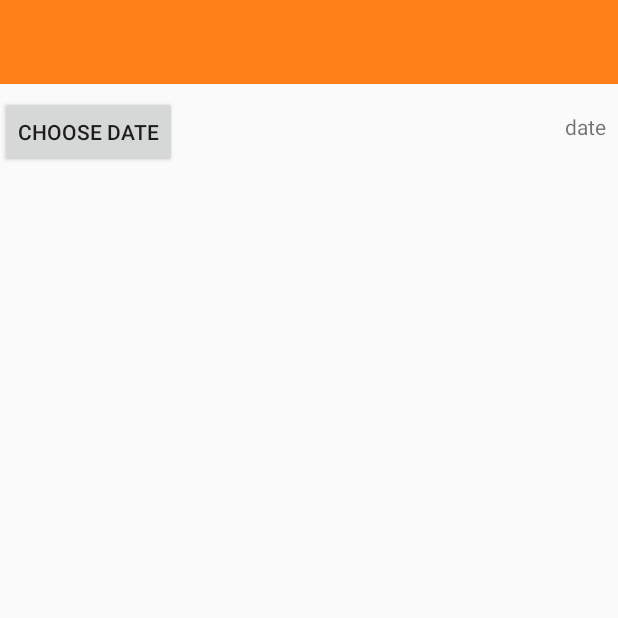
After one commit to kokss3/BeeHiveScale, an Android app: the UnitActivity screen opened directly, with no data from a screen before it, on a phone screen of 412 x 824 dp, the top half of it. The commit adds this screen. Run offline under Robolectric (Android 15) with nearby library versions, the phone set to English and light mode, and no system bars; 1 statement that could not run was skipped.

Commit message:
-created Activity for displaying dweet timeline -removed some junk

```diff
--- a/app/src/main/AndroidManifest.xml
+++ b/app/src/main/AndroidManifest.xml
@@ -26,6 +26,10 @@
                 <category android:name="android.intent.category.LAUNCHER" />
             </intent-filter>
         </activity>
+
+        <activity android:name=".UnitActivity">
+
+        </activity>
         <service
             android:name=".NetGetterService"
             android:enabled="true" />
--- a/app/src/main/java/com/example/koks/beehivescale/LayoutAdapter.java
+++ b/app/src/main/java/com/example/koks/beehivescale/Adapters/LayoutAdapter.java
@@ -1,4 +1,4 @@
-package com.example.koks.beehivescale;
+package com.example.koks.beehivescale.Adapters;
 
 import android.app.Activity;
 import android.content.Context;
@@ -14,6 +14,7 @@ import java.util.List;
 
 import android.graphics.Color;
 
+import com.example.koks.beehivescale.R;
 import com.example.koks.beehivescale.base.Thing;
 
 import static android.view.View.inflate;
@@ -66,7 +67,9 @@ public class LayoutAdapter extends BaseAdapter {
         //set unitID to textView
         if (beeInfoList.get(position).getAvatar() != null)
             UnitID.setText(beeInfoList.get(position).getAvatar());
+
         else UnitID.setText(beeInfoList.get(position).getUnitName());
+
         MassValue.setText(String.valueOf(beeInfoList.get(position).getMass()));
 
         double number = beeInfoList.get(position).getVoltage() / 255;
--- /dev/null
+++ b/app/src/main/java/com/example/koks/beehivescale/UnitActivity.java
@@ -0,0 +1,64 @@
+package com.example.koks.beehivescale;
+
+import android.os.Bundle;
+import android.support.v7.app.AppCompatActivity;
+import android.widget.Button;
+import android.widget.ListView;
+import android.widget.TextView;
+
+import com.example.koks.beehivescale.Adapters.ThingsAdapter;
+import com.example.koks.beehivescale.base.Dweet;
+import com.example.koks.beehivescale.base.DweetDatabase;
+
+import java.text.SimpleDateFormat;
+import java.util.ArrayList;
+import java.util.Date;
+import java.util.List;
+import java.util.Locale;
+
+public class UnitActivity extends AppCompatActivity {
+
+    DweetDatabase database;
+    Button datePicker;
+    boolean emptyPicker;
+    ListView thingList;
+    TextView unitAvatar, chosenDate;
+    List<Dweet> dweetsForDay;
+    List<Date> datesForDay;
+    String unitName;
+
+    @Override
+    protected void onCreate(Bundle savedInstanceState) {
+
+        super.onCreate(savedInstanceState);
+        setContentView(R.layout.unit_activity);
+        emptyPicker = false;
+        database = new DweetDatabase(this);
+        unitName = getIntent().getExtras().getString("unitName");
+        dweetsForDay = new ArrayList<>();
+
+        unitAvatar = findViewById(R.id.unitName);
+        chosenDate = findViewById(R.id.chosenDate);
+        thingList = findViewById(R.id.list_things);
+        datePicker = findViewById(R.id.pickDate);
+        unitAvatar.setText(unitName);
+
+        datePicker.setOnClickListener(v ->
+                getAdapter(database.getLastDweet().getUnitDate())
+        );
+    }
+
+    private void getAdapter(Date datePicked) {
+        SimpleDateFormat sdf = new SimpleDateFormat("dd.MM.yyyy", Locale.ENGLISH);
+        chosenDate.setText(sdf.format(datePicked));
+
+        datesForDay = database.getDates(
+                database.getSpecificDayBefore(datePicked, 1), datePicked);
+
+        for (Date date : datesForDay) dweetsForDay.add(database.getDweet(date));
+
+        System.out.println(datePicked);
+        ThingsAdapter thingAdapter = new ThingsAdapter(this, dweetsForDay, unitName);
+        thingList.setAdapter(thingAdapter);
+    }
+}
--- /dev/null
+++ b/app/src/main/java/com/example/koks/beehivescale/base/interfaces/database.java
@@ -0,0 +1,57 @@
+package com.example.koks.beehivescale.base.interfaces;
+
+import android.database.sqlite.SQLiteConstraintException;
+
+import com.example.koks.beehivescale.base.Dweet;
+import com.example.koks.beehivescale.base.Thing;
+
+import java.util.Date;
+import java.util.List;
+
+public interface database {
+
+    int VERSION = 1;
+
+    String DATABASE_NAME = "DweetDB.db";
+
+    String NAME_DWEET = "name_dweet";
+    String NAME_THING = "name_thing";
+
+    String DWEET_TABLE = "dweet_table";
+    String DWEET_UNIT_ID = "id";
+    String DWEET_DATE = "date";
+
+    String THING_TABLE = "thing_table";
+    String THING_UNIT_ID = "id";
+    String THING_UNIT_NAME = "unit_id";
+    String THING_MASS = "mass";
+    String THING_VOLTAGE = "voltage";
+
+    String AVATAR_TABLE = "avatar_table";
+    String AVATAR_UNIT_ID = "unit_id";
+    String AVATAR_AVATAR = "avatar";
+
+    Dweet getDweet(Date date) throws IllegalStateException, NullPointerException;
+
+    Dweet getLastDweet();
+
+    String getCredentials();
+
+    Integer getId(Date date) throws IllegalArgumentException, NullPointerException;
+
+    void insertThing(Dweet dweet, int id) throws SQLiteConstraintException;
+
+    void insertDweet(Dweet dweet);
+
+    void insertAvatar(Thing thing);
+
+    void insertCredentials(String name);
+
+    void deleteAvatar(Thing thing);
+
+    List<Date> getDates(Date dateBegin, Date dateEnd);
+
+    Date getSpecificDayBefore(Date startDate, int daysBefore);
+
+    Boolean checkIfDateExist(Date testDate);
+}
--- /dev/null
+++ b/app/src/main/res/layout/date_picker_dialog.xml
@@ -0,0 +1,6 @@
+<?xml version="1.0" encoding="utf-8"?>
+<android.support.constraint.ConstraintLayout xmlns:android="http://schemas.android.com/apk/res/android"
+    android:layout_width="match_parent"
+    android:layout_height="match_parent">
+
+</android.support.constraint.ConstraintLayout>
--- /dev/null
+++ b/app/src/main/res/layout/unit_activity.xml
@@ -0,0 +1,62 @@
+<?xml version="1.0" encoding="utf-8"?>
+<android.support.constraint.ConstraintLayout xmlns:android="http://schemas.android.com/apk/res/android"
+    xmlns:app="http://schemas.android.com/apk/res-auto"
+    xmlns:tools="http://schemas.android.com/tools"
+    android:layout_width="match_parent"
+    android:layout_height="match_parent">
+
+    <android.support.v7.widget.Toolbar
+        android:id="@+id/my_toolbar"
+        android:layout_width="match_parent"
+        android:layout_height="wrap_content"
+        android:background="@color/colorPrimary"
+        android:theme="@style/ThemeOverlay.AppCompat.ActionBar"
+        app:layout_constraintTop_toTopOf="parent"
+        app:titleTextColor="#ffffff"
+        tools:layout_editor_absoluteX="0dp" />
+
+    <ListView
+        android:id="@+id/list_things"
+        android:layout_width="wrap_content"
+        android:layout_height="wrap_content"
+        app:layout_constraintBottom_toBottomOf="parent"
+        app:layout_constraintEnd_toEndOf="parent"
+        app:layout_constraintHorizontal_bias="0.0"
+        app:layout_constraintStart_toStartOf="parent"
+        app:layout_constraintTop_toBottomOf="@+id/pickDate"
+        app:layout_constraintVertical_bias="0.0"></ListView>
+
+    <Button
+        android:id="@+id/pickDate"
+        android:layout_width="wrap_content"
+        android:layout_height="wrap_content"
+        android:layout_marginTop="8dp"
+        android:layout_marginEnd="8dp"
+        android:text="@string/choose_date"
+        app:layout_constraintStart_toStartOf="@+id/my_toolbar"
+        app:layout_constraintTop_toBottomOf="@+id/my_toolbar" />
+
+    <TextView
+        android:id="@+id/unitName"
+        android:layout_width="wrap_content"
+        android:layout_height="wrap_content"
+        android:layout_marginStart="8dp"
+        android:layout_marginEnd="16dp"
+        android:text="@string/unit"
+        app:layout_constraintBottom_toBottomOf="@+id/my_toolbar"
+        app:layout_constraintStart_toStartOf="@+id/my_toolbar"
+        app:layout_constraintTop_toTopOf="@+id/my_toolbar" />
+
+    <TextView
+        android:id="@+id/chosenDate"
+        android:layout_width="wrap_content"
+        android:layout_height="wrap_content"
+        android:layout_marginTop="8dp"
+        android:layout_marginEnd="8dp"
+        android:layout_marginBottom="8dp"
+        android:text="date"
+        app:layout_constraintBottom_toBottomOf="@+id/pickDate"
+        app:layout_constraintEnd_toEndOf="@+id/my_toolbar"
+        app:layout_constraintTop_toBottomOf="@+id/my_toolbar" />
+
+</android.support.constraint.ConstraintLayout>
--- a/app/src/main/res/values/colors.xml
+++ b/app/src/main/res/values/colors.xml
@@ -4,6 +4,4 @@
     <color name="colorPrimaryDark">#000000</color>
     <color name="colorRed">#ff1818</color>
     <color name="colorYellow">#ffc000</color>
-
-
 </resources>
--- a/app/src/main/res/values/strings.xml
+++ b/app/src/main/res/values/strings.xml
@@ -1,4 +1,4 @@
-<resources>
+<resources xmlns:tools="http://schemas.android.com/tools">
     <string name="app_name">Bee Hive Scale</string>
     <string name="status_baterija">status_baterija</string>
     <string name="unitID">Unit-A000001</string>
@@ -14,7 +14,7 @@
     <string name="about">About</string>
     <string name="about_info">About Info</string>
     <string name="wait">Please wait</string>
-    <string name="NO_CONECTIVITY_ALEART">No Connectivity. Reading from last good update.</string>
+    <string name="NO_CONNECTIVITY_ALERT" tools:ignore="MissingTranslation">No Connectivity. Reading from last good update.</string>
     <string name="_50">50</string>
     <string name="info">Information</string>
     <string name="desc01">This is complitely constructed unit, and your unit should be constructed in same way as on this image.</string>
@@ -32,5 +32,7 @@
     <string name="_25_05_2018">25.05.2018</string>
     <string name="dayThis">Today</string>
     <string name="days15">2 Weeks</string>
-    <string name="days7">Week</string>
+    <string name="days7">week</string>
+    <string name="choose_date">Choose Date</string>
+    <string name="unit">Unit</string>
 </resources>
```
Also changed, not shown: app/src/main/java/com/example/koks/beehivescale/Adapters/ThingsAdapter.java (added, +64 -0 lines), app/src/main/java/com/example/koks/beehivescale/MainActivity.java (+15 -1 lines), app/src/main/java/com/example/koks/beehivescale/NetGetterService.java (+4 -6 lines), app/src/main/java/com/example/koks/beehivescale/base/DweetDatabase.java (+33 -32 lines), app/src/main/res/layout/graph_day.xml (deleted, +0 -56 lines), app/src/main/res/layout/unit_dweet.xml (added, +18 -0 lines), 2 other files.
